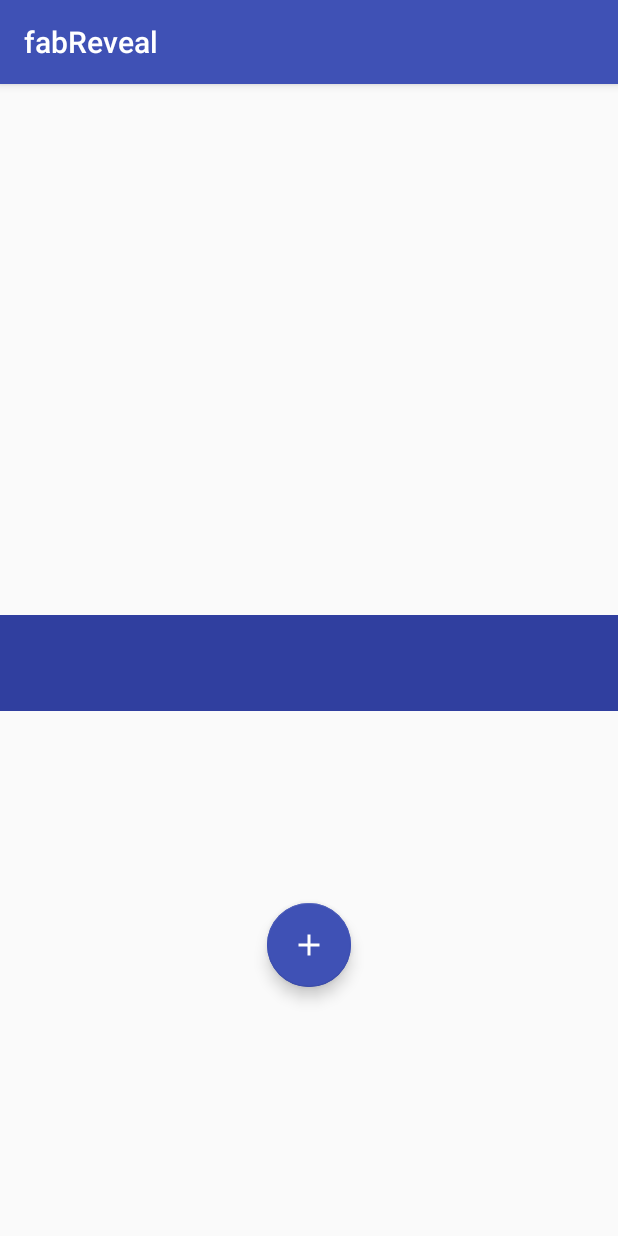
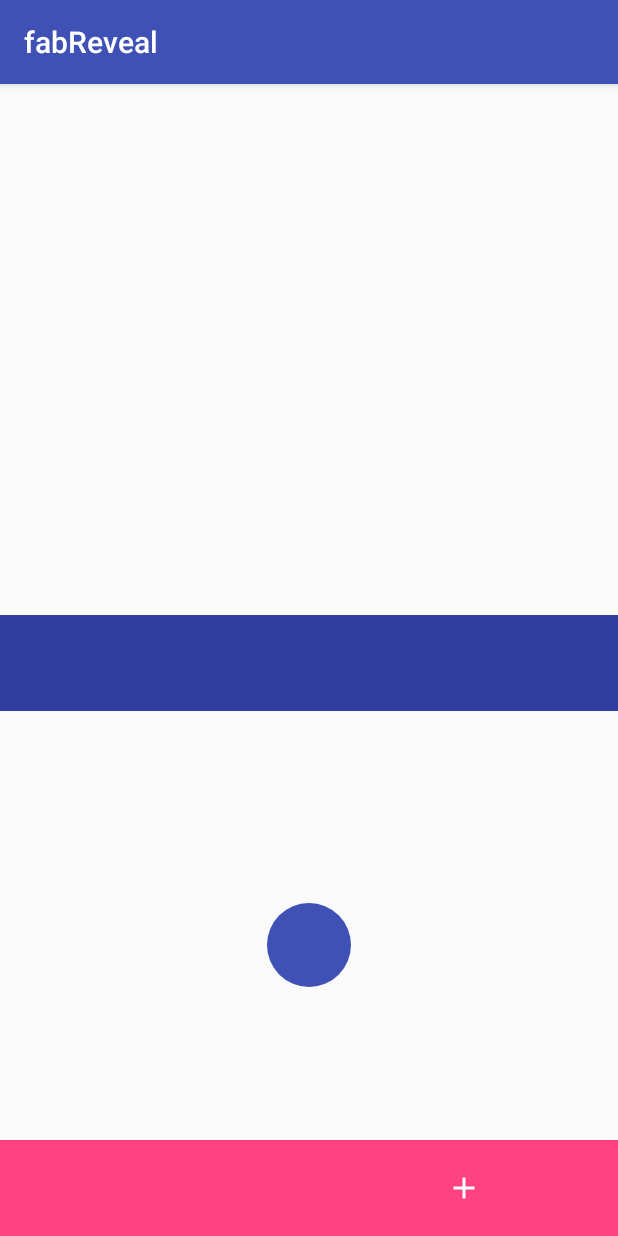
Before and after one commit to smithshelke/MaterialAnimations, an Android app: the screen it shows after launch (MainActivity), after a tap on an icon or button, on a phone screen of 412 x 824 dp. Run offline under Robolectric (Android 15) with nearby library versions, the phone set to English and light mode, and no system bars.

Commit message:
BottomPanel added

```diff
--- a/app/src/main/java/com/example/smith/fabreveal/MainActivity.java
+++ b/app/src/main/java/com/example/smith/fabreveal/MainActivity.java
@@ -9,6 +9,7 @@ import android.content.res.Resources;
 import android.graphics.Color;
 import android.os.Handler;
 import android.support.design.widget.FloatingActionButton;
+import android.support.v4.content.ContextCompat;
 import android.support.v7.app.AppCompatActivity;
 import android.os.Bundle;
 import android.util.DisplayMetrics;
@@ -20,6 +21,8 @@ import android.view.animation.AccelerateInterpolator;
 import android.view.animation.AnticipateInterpolator;
 import android.view.animation.DecelerateInterpolator;
 import android.view.animation.Interpolator;
+import android.widget.ImageView;
+import android.widget.LinearLayout;
 import android.widget.Toast;
 
 import static android.graphics.Color.TRANSPARENT;
@@ -29,6 +32,8 @@ public class MainActivity extends AppCompatActivity {
     FloatingActionButton fab;
     DisplayMetrics dp;
     View reveal, topPanel;
+    ImageView addButton;
+    LinearLayout bottomSheet;
     boolean isCancel;
     float finalX, finalY, startX, startY;
 
@@ -38,6 +43,8 @@ public class MainActivity extends AppCompatActivity {
         setContentView(R.layout.activity_main);
         reveal = findViewById(R.id.reveal);
         topPanel = findViewById(R.id.topPanel);
+        bottomSheet = (LinearLayout) findViewById(R.id.bottom_sheet);
+        addButton = (ImageView) findViewById(R.id.addButton);
         fab = (FloatingActionButton) findViewById(R.id.fab);
         dp = getResources().getDisplayMetrics();
         finalX = dp.widthPixels / 2 - (dp.density * 56) / 2;
@@ -70,6 +77,35 @@ public class MainActivity extends AppCompatActivity {
 
                 public void onAnimationEnd(Animator animation) {
                     super.onAnimationEnd(animation);
+                    // fab.setVisibility(View.INVISIBLE);
+                    fab.setBackgroundTintList(ColorStateList.valueOf(TRANSPARENT));
+                    fab.setElevation(0);
+                    new Handler().postDelayed(new Runnable() {
+                        @Override
+                        public void run() {
+                            fab.animate()
+                                    .y(bottomSheet.getY() + dp.density * 4)
+                                    .setDuration(200)
+                                    .start();
+                        }
+                    }, 50);
+                    new Handler().postDelayed(new Runnable() {
+                        @Override
+                        public void run() {
+                            fab.animate()
+                                    .x(dp.widthPixels / 2 + dp.widthPixels / 4 - dp.density * 56 / 2)
+                                    .setDuration(300)
+                                    .start();
+
+                        }
+                    }, 200);
+                    new Handler().postDelayed(new Runnable() {
+                        @Override
+                        public void run() {
+                            fab.setVisibility(View.INVISIBLE);
+                            addButton.setImageResource(R.drawable.ic_add_black_24dp);
+                        }
+                    }, 500);
                     reveal.setVisibility(View.VISIBLE);
                     reveal.setBackgroundColor(getResources().getColor(R.color.colorPrimary));
                     Animator animator1 = ViewAnimationUtils.createCircularReveal(reveal, reveal.getWidth() / 2, (int) (finalY - reveal.getY() + dp.density * 56 / 2), dp.density * 56 / 2, reveal.getHeight() * .7f);
@@ -83,24 +119,55 @@ public class MainActivity extends AppCompatActivity {
                                     .setDuration(200)
                                     .start();
                         }
+                    }, 250);
+                    animator1.start();
+                    new Handler().postDelayed(new Runnable() {
+                        @Override
+                        public void run() {
+                            bottomSheet.setVisibility(VISIBLE);
+                            bottomSheet.animate()
+                                    .alpha(1f)
+                                    .setDuration(200)
+                                    .start();
+                        }
                     }, 200);
-                    animator1.start();
                 }
             });
             animator.start();
-        } else {
+        }
+    }
+
+    public void hideViews(View view) {
         returnFabToInitialPosition(fab);
-        }
     }
 
     public void returnFabToInitialPosition(View view) {
         isCancel = false;
+        bottomSheet.setVisibility(View.INVISIBLE);
+        addButton.setImageResource(0);
+        // reveal.setBackgroundColor(getResources().getColor(R.color.colorAccent));
+        fab.animate()
+                .x(dp.widthPixels / 2 - dp.density * 56 / 2)
+                .setDuration(100)
+                .start();
+        fab.animate()
+                .y(finalY)
+                .setDuration(200)
+                .start();
+        new Handler().postDelayed(new Runnable() {
+            @Override
+            public void run() {
                 Animator reset = ViewAnimationUtils.createCircularReveal(reveal, (int) (finalX + dp.density * 56 / 2), (int) (finalY - reveal.getY() + dp.density * 56 / 2), reveal.getHeight() * .5f, dp.density * 56 / 2);
                 reset.addListener(new AnimatorListenerAdapter() {
                     @Override
                     public void onAnimationEnd(Animator animation) {
                         super.onAnimationEnd(animation);
                         reveal.setVisibility(View.INVISIBLE);
+                        //  fab.setX(finalX);
+                        // fab.setY(finalY);
+                        fab.setVisibility(VISIBLE);
+                        fab.setBackgroundTintList(ColorStateList.valueOf(ContextCompat.getColor(MainActivity.this, R.color.colorPrimary)));
+                        fab.setElevation(dp.density * 4);
                         fab.animate().rotationBy(360).setDuration(1000).start();
                         new Handler().postDelayed(new Runnable() {
                             @Override
@@ -129,4 +196,6 @@ public class MainActivity extends AppCompatActivity {
 
                 reset.start();
             }
+        }, 200);
     }
+}
--- a/app/src/main/res/drawable/ic_add_black_24dp.xml
+++ b/app/src/main/res/drawable/ic_add_black_24dp.xml
@@ -4,6 +4,6 @@
         android:viewportWidth="24.0"
         android:viewportHeight="24.0">
     <path
-        android:fillColor="#fff"
+        android:fillColor="#ffffff"
         android:pathData="M19,13h-6v6h-2v-6H5v-2h6V5h2v6h6v2z"/>
 </vector>
--- a/app/src/main/res/layout/activity_main.xml
+++ b/app/src/main/res/layout/activity_main.xml
@@ -5,18 +5,6 @@
     android:layout_width="match_parent"
     android:layout_height="match_parent"
     tools:context="com.example.smith.fabreveal.MainActivity">
-
-    <android.support.design.widget.FloatingActionButton
-        android:id="@+id/fab"
-        android:layout_width="wrap_content"
-        android:layout_height="wrap_content"
-        android:layout_alignParentBottom="true"
-        android:layout_alignParentRight="true"
-        android:layout_margin="16dp"
-        android:onClick="animate"
-        android:src="@drawable/ic_add_black_24dp"
-        app:backgroundTint="@color/colorPrimary"
-        app:fabSize="normal" />
 
     <View
         android:id="@+id/topPanel"
@@ -34,5 +22,51 @@
         android:layout_alignParentBottom="true"
         android:background="@color/colorAccent"
         android:visibility="invisible" />
+    <!--  <View
+          android:onClick="hideViews"
+          android:id="@+id/bottom_sheet"
+          android:visibility="invisible"
+          android:alpha="0"
+          android:background="@color/colorAccent"
+          android:layout_width="match_parent"
+          android:layout_height="64dp"
+          android:layout_alignParentBottom="true"/>-->
+
+    <LinearLayout
+        android:id="@+id/bottom_sheet"
+        android:layout_width="match_parent"
+        android:layout_height="64dp"
+        android:layout_alignParentBottom="true"
+        android:background="@color/colorAccent"
+        android:visibility="invisible">
+
+        <ImageView
+            android:id="@+id/cancelButton"
+            android:layout_width="0dp"
+            android:layout_height="match_parent"
+            android:layout_weight="1" />
+
+        <ImageView
+            android:id="@+id/addButton"
+            android:layout_width="0dp"
+            android:layout_height="match_parent"
+            android:layout_weight="1"
+            android:onClick="hideViews"
+            android:scaleType="center" />
+    </LinearLayout>
+
+
+    <android.support.design.widget.FloatingActionButton
+        android:id="@+id/fab"
+        android:layout_width="wrap_content"
+        android:layout_height="wrap_content"
+        android:layout_alignParentBottom="true"
+        android:layout_alignParentEnd="true"
+        android:layout_margin="16dp"
+        android:onClick="animate"
+        android:src="@drawable/ic_add_black_24dp"
+        app:backgroundTint="@color/colorPrimary"
+        app:borderWidth="0dp"
+        app:fabSize="normal" />
 
 </RelativeLayout>
```
Lines whose indentation alone changed are shown as unchanged.
